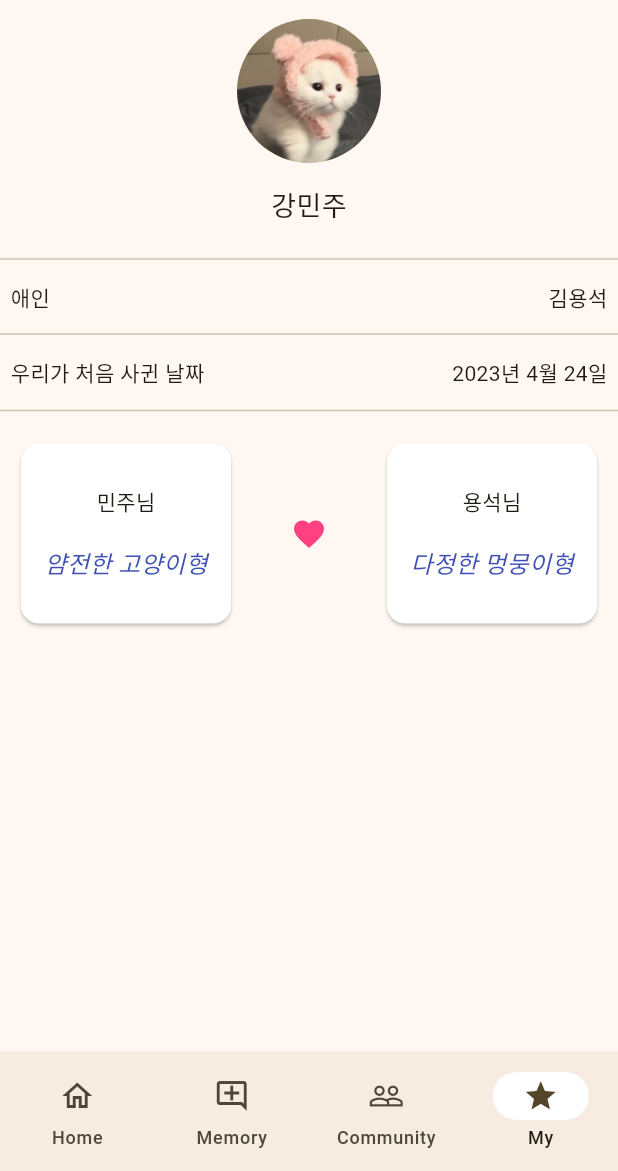
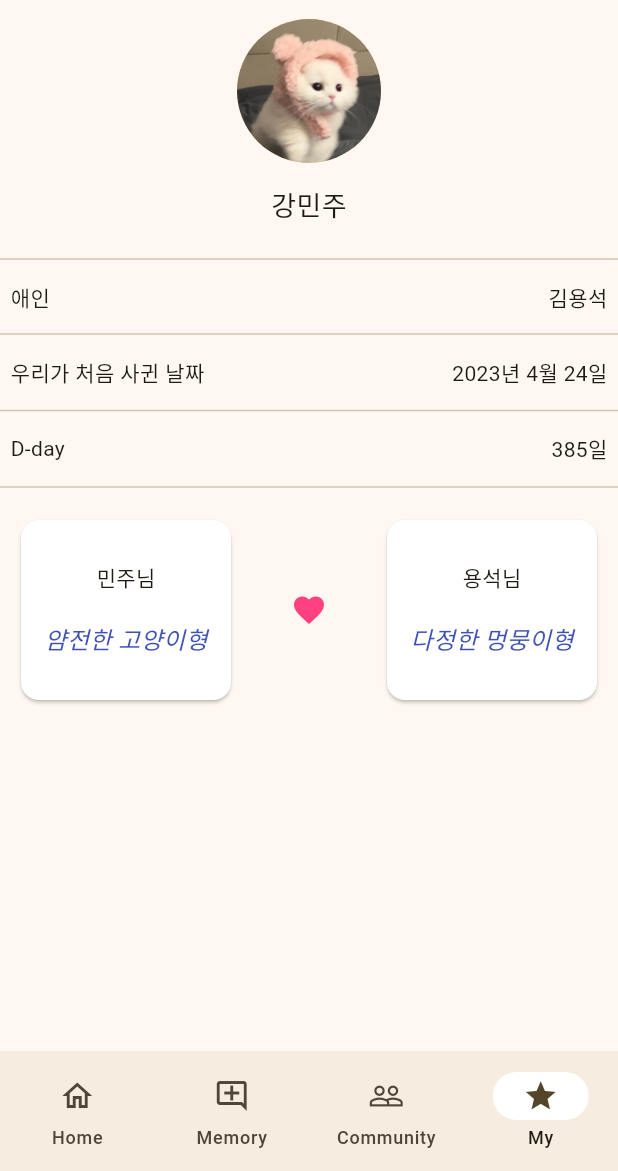
Before and after one commit to mimo626/pureApp, a Flutter app: the screen it shows after launch, item 4 of the bottom bar chosen, on a phone screen of 412 x 824 dp, the part 65-1236 px from its top. Run offline on Flutter 3.47's test engine with Material 3 defaults, Android fonts, the light colour scheme and no system bars; our stand-ins replace carousel_slider, smooth_page_indicator.

Commit message:
[Feature] My화면 구현_디데이

```diff
--- a/lib/screen/my_screen.dart
+++ b/lib/screen/my_screen.dart
@@ -66,6 +66,24 @@ class _MyScreenState extends State<MyScreen> {
                 ],
               ),
             ),
+            // 디데이
+            Divider(),
+            Container(
+              child: Row(
+                mainAxisAlignment: MainAxisAlignment.spaceBetween,
+                children: [
+                  Container(
+                    child: Text("D-day"),
+                    padding: EdgeInsets.all(7),
+                  ),
+                  Container(
+                    child: Text("385일"),
+                    padding: EdgeInsets.all(7),
+                  )
+                ],
+              ),
+            ),
+            // 연애 유형 결과
             Divider(),
             Container(
               padding: EdgeInsets.all(10),
```
